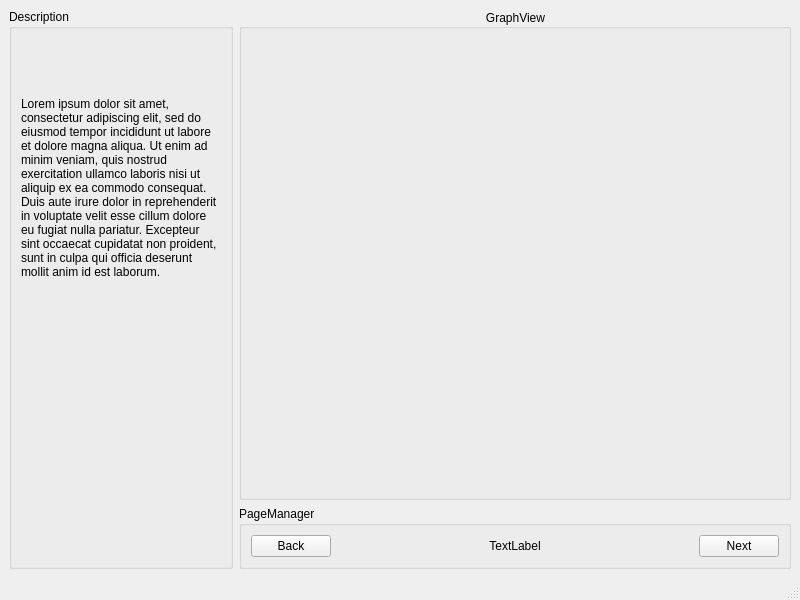
Before: the Qt Designer form DSFO/mainwindow.ui in Aleko-Louras/DSFO, drawn with Qt 5.
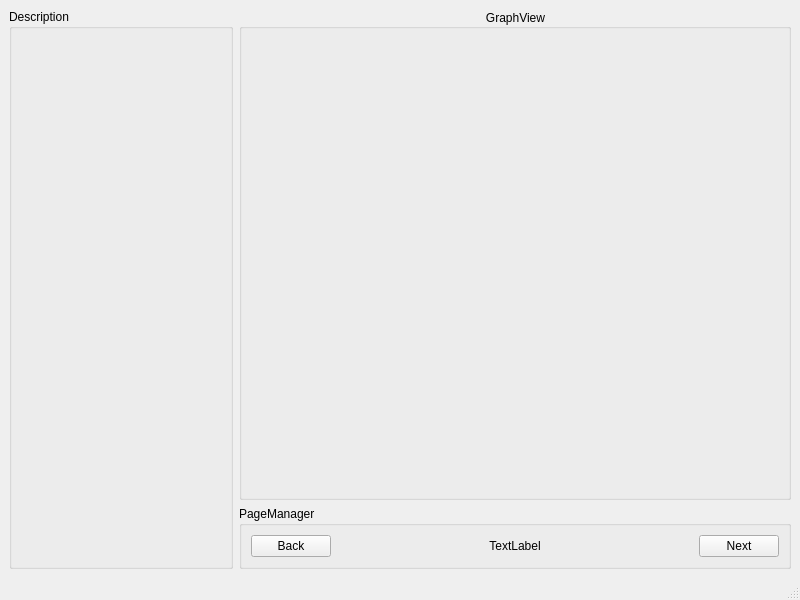
After: the same form once the commit is applied. Custom widgets are drawn as their Qt base class.

Patch:
```diff
--- a/DSFO/mainwindow.ui
+++ b/DSFO/mainwindow.ui
@@ -36,7 +36,7 @@
           </size>
          </property>
          <property name="text">
-          <string>Lorem ipsum dolor sit amet, consectetur adipiscing elit, sed do eiusmod tempor incididunt ut labore et dolore magna aliqua. Ut enim ad minim veniam, quis nostrud exercitation ullamco laboris nisi ut aliquip ex ea commodo consequat. Duis aute irure dolor in reprehenderit in voluptate velit esse cillum dolore eu fugiat nulla pariatur. Excepteur sint occaecat cupidatat non proident, sunt in culpa qui officia deserunt mollit anim id est laborum.</string>
+          <string/>
          </property>
          <property name="alignment">
           <set>Qt::AlignLeading|Qt::AlignLeft|Qt::AlignTop</set>
```
